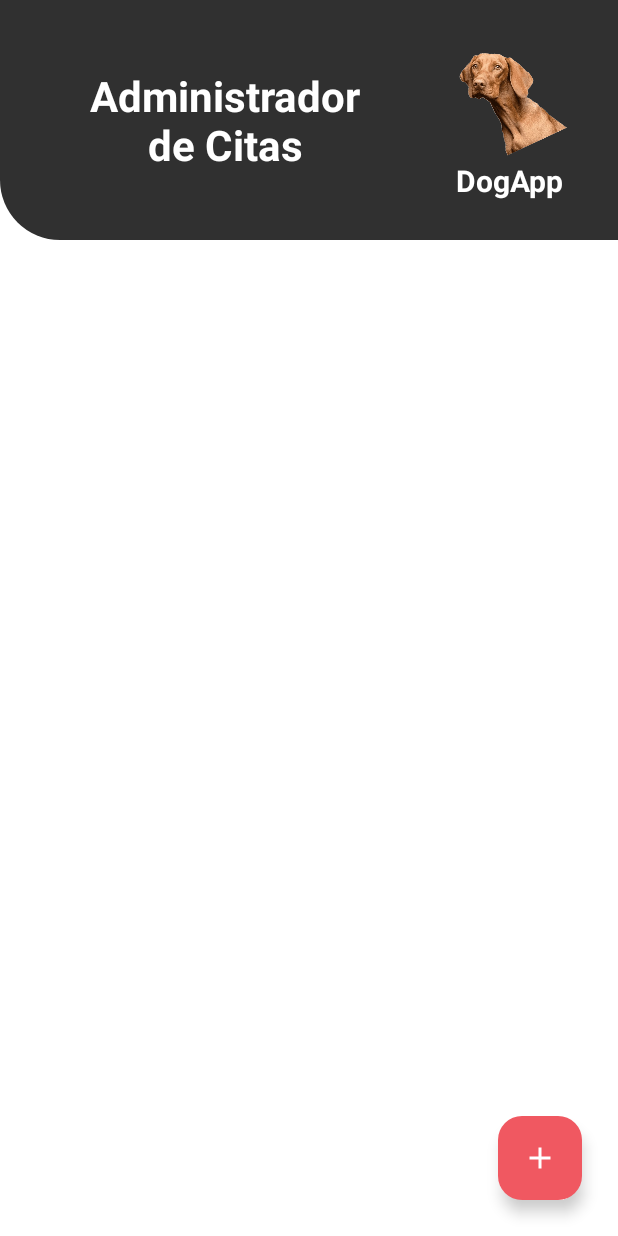
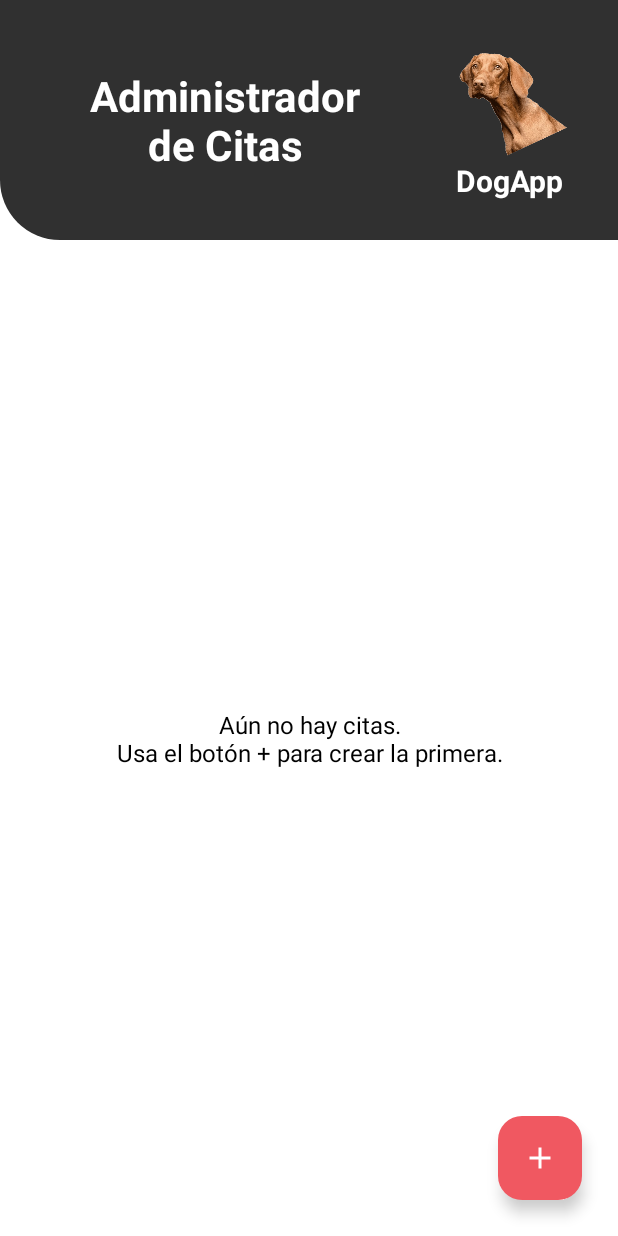
Before and after one commit to Sepul11/DogApp, an Android app: the HomeFragment screen opened through its navigation route, on a phone screen of 412 x 824 dp. Run offline under Robolectric (Android 15) with nearby library versions, the phone set to English and light mode, and no system bars; our stand-ins replace Room's generated code, data binding.

Commit message:
feat(home): agregar estados de carga error y lista vacia
Amplia DOG-2 con estados de consulta y reintento mediante LiveData. Documenta la mejora adicional y las verificaciones pendientes.

```diff
--- a/app/src/main/java/com/example/dogapp/ui/home/HomeFragment.kt
+++ b/app/src/main/java/com/example/dogapp/ui/home/HomeFragment.kt
@@ -11,6 +11,7 @@ import com.example.dogapp.R
 import com.example.dogapp.ui.adapter.CitaAdapter
 import androidx.fragment.app.viewModels
 import com.example.dogapp.viewmodel.CitaViewModel
+import androidx.core.view.isVisible
 
 class HomeFragment : Fragment() {
 
@@ -55,6 +56,19 @@ class HomeFragment : Fragment() {
 
         citaViewModel.citas.observe(viewLifecycleOwner) { citas ->
             citaAdapter.actualizarCitas(citas)
+            actualizarEstadoCitas()
+        }
+
+        citaViewModel.cargandoCitas.observe(viewLifecycleOwner) {
+            actualizarEstadoCitas()
+        }
+
+        citaViewModel.errorCitas.observe(viewLifecycleOwner) {
+            actualizarEstadoCitas()
+        }
+
+        binding.btnReintentarCitas.setOnClickListener {
+            citaViewModel.cargarCitas()
         }
 
         binding.fabNuevaCita.setOnClickListener {
@@ -62,6 +76,28 @@ class HomeFragment : Fragment() {
                 R.id.action_homeFragment_to_nuevaCitaFragment
             )
         }
+    }
+
+    private fun actualizarEstadoCitas() {
+        val cargando = citaViewModel.cargandoCitas.value == true
+        val error = citaViewModel.errorCitas.value
+        val citas = citaViewModel.citas.value
+
+        val mostrarError = !cargando && error != null
+
+        val mostrarResultado =
+            !cargando && error == null && citas != null
+
+        binding.progressCitas.isVisible = cargando
+
+        binding.contenedorErrorCitas.isVisible = mostrarError
+        binding.tvErrorCitas.text = error
+
+        binding.tvCitasVacias.isVisible =
+            mostrarResultado && citas.isNullOrEmpty()
+
+        binding.rvCitas.isVisible =
+            mostrarResultado && !citas.isNullOrEmpty()
     }
 
     override fun onStart() {
--- a/app/src/main/java/com/example/dogapp/viewmodel/CitaViewModel.kt
+++ b/app/src/main/java/com/example/dogapp/viewmodel/CitaViewModel.kt
@@ -23,7 +23,14 @@ class CitaViewModel(
 
     // HU 2: listado de citas
     private val _citas = MutableLiveData<List<Cita>>()
+
     val citas: LiveData<List<Cita>> = _citas
+
+    private val _cargandoCitas = MutableLiveData(false)
+    val cargandoCitas: LiveData<Boolean> = _cargandoCitas
+
+    private val _errorCitas = MutableLiveData<String?>(null)
+    val errorCitas: LiveData<String?> = _errorCitas
 
     // HU 3: listado de razas
     private val _razas = MutableLiveData<List<String>>()
@@ -41,6 +48,11 @@ class CitaViewModel(
     val guardando: LiveData<Boolean> = _guardando
 
     fun cargarCitas() {
+        if (_cargandoCitas.value == true) return
+
+        _cargandoCitas.value = true
+        _errorCitas.value = null
+
         viewModelScope.launch {
             try {
                 _citas.value = citaRepository.obtenerCitas()
@@ -48,6 +60,11 @@ class CitaViewModel(
                 throw e
             } catch (e: Exception) {
                 Log.e("CitaViewModel", "Error al consultar las citas", e)
+
+                _errorCitas.value = getApplication<Application>()
+                    .getString(R.string.error_cargar_citas)
+            } finally {
+                _cargandoCitas.value = false
             }
         }
     }
--- a/app/src/main/res/layout/fragment_home.xml
+++ b/app/src/main/res/layout/fragment_home.xml
@@ -82,6 +82,68 @@
             tools:listitem="@layout/item_cita"
             tools:itemCount="4" />
 
+        <ProgressBar
+            android:id="@+id/progressCitas"
+            android:layout_width="48dp"
+            android:layout_height="48dp"
+            android:contentDescription="@string/home_cargando_citas"
+            android:indeterminateTint="@color/appointment_pink"
+            android:visibility="gone"
+            app:layout_constraintTop_toBottomOf="@id/homeHeader"
+            app:layout_constraintBottom_toBottomOf="parent"
+            app:layout_constraintStart_toStartOf="parent"
+            app:layout_constraintEnd_toEndOf="parent" />
+
+        <TextView
+            android:id="@+id/tvCitasVacias"
+            android:layout_width="0dp"
+            android:layout_height="wrap_content"
+            android:layout_marginHorizontal="32dp"
+            android:gravity="center"
+            android:text="@string/home_sin_citas"
+            android:textColor="@color/black"
+            android:textSize="16sp"
+            android:visibility="gone"
+            app:layout_constraintTop_toBottomOf="@id/homeHeader"
+            app:layout_constraintBottom_toBottomOf="parent"
+            app:layout_constraintStart_toStartOf="parent"
+            app:layout_constraintEnd_toEndOf="parent" />
+
+        <LinearLayout
+            android:id="@+id/contenedorErrorCitas"
+            android:layout_width="0dp"
+            android:layout_height="wrap_content"
+            android:layout_marginHorizontal="32dp"
+            android:orientation="vertical"
+            android:gravity="center"
+            android:visibility="gone"
+            app:layout_constraintTop_toBottomOf="@id/homeHeader"
+            app:layout_constraintBottom_toBottomOf="parent"
+            app:layout_constraintStart_toStartOf="parent"
+            app:layout_constraintEnd_toEndOf="parent">
+
+            <TextView
+                android:id="@+id/tvErrorCitas"
+                android:layout_width="match_parent"
+                android:layout_height="wrap_content"
+                android:gravity="center"
+                android:text="@string/error_cargar_citas"
+                android:textColor="@color/black"
+                android:textSize="16sp"
+                android:accessibilityLiveRegion="polite" />
+
+            <com.google.android.material.button.MaterialButton
+                android:id="@+id/btnReintentarCitas"
+                android:layout_width="wrap_content"
+                android:layout_height="wrap_content"
+                android:layout_marginTop="16dp"
+                android:text="@string/home_reintentar"
+                android:textAllCaps="false"
+                android:textColor="@color/white"
+                app:backgroundTint="@color/appointment_pink" />
+
+        </LinearLayout>
+
         <com.google.android.material.floatingactionbutton.FloatingActionButton
             android:id="@+id/fabNuevaCita"
             android:layout_width="wrap_content"
--- a/app/src/main/res/values/strings.xml
+++ b/app/src/main/res/values/strings.xml
@@ -16,6 +16,10 @@
     <!-- HU 2: Home -->
     <string name="home_title">Administrador\nde Citas</string>
     <string name="home_add_appointment">Crear nueva cita</string>
+    <string name="error_cargar_citas">No se pudieron cargar las citas. Intenta nuevamente.</string>
+    <string name="home_cargando_citas">Cargando citas</string>
+    <string name="home_sin_citas">Aún no hay citas.\nUsa el botón + para crear la primera.</string>
+    <string name="home_reintentar">Reintentar</string>
 
     <!-- HU 3: Nueva Cita -->
     <string name="titulo_nueva_cita">Nueva Cita</string>
```
Also changed, not shown: 1 other file.
